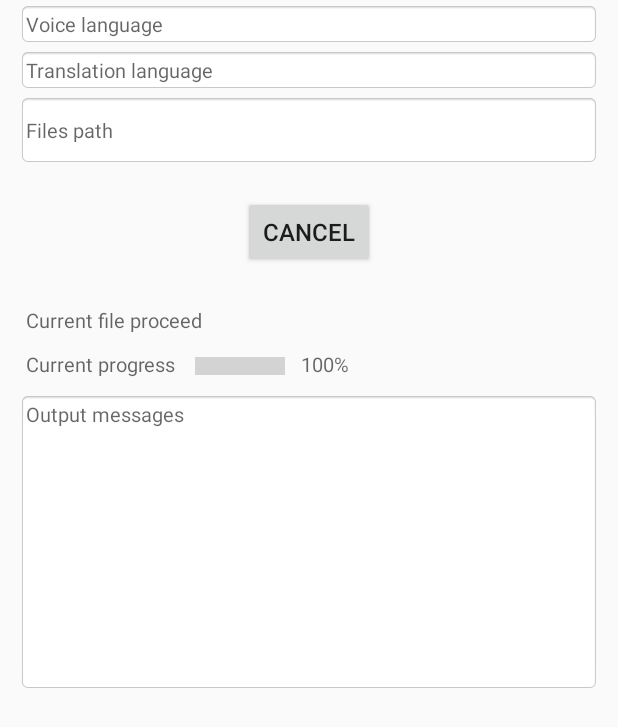
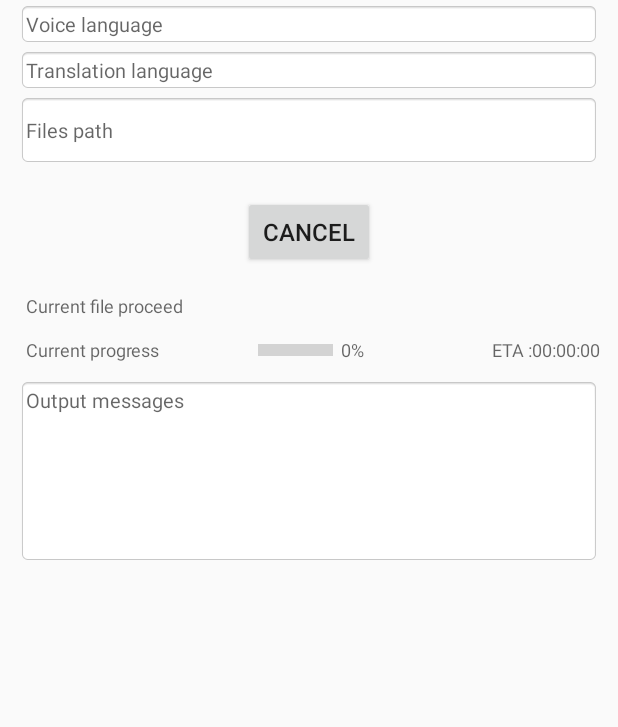
Before and after one commit to botbahlul/android-autosrt-v2, an Android app: the layout activity_transcribe.xml on its own in the app's theme, with its tools: preview values and no code run, on a phone screen of 412 x 824 dp. Shown: the top 727 px of the screen. Run offline under Robolectric (Android 15) with nearby library versions, the phone set to English and light mode, and no system bars.

Commit message:
Add files via upload

```diff
--- a/app/build.gradle
+++ b/app/build.gradle
@@ -26,7 +26,7 @@ android {
         minSdkVersion 23
         targetSdkVersion 30
         versionCode 2
-        versionName "2.8.1"
+        versionName "2.8.2"
 
         ndk {
             abiFilters "armeabi-v7a", "arm64-v8a", "x86", "x86_64"
--- a/app/src/main/res/layout/activity_transcribe.xml
+++ b/app/src/main/res/layout/activity_transcribe.xml
@@ -85,96 +85,131 @@
             android:layout_centerHorizontal="true"
             />
         <TextView
-            android:id="@+id/textview_current_file"
+            android:id="@+id/textview_currentFilePathProceed"
             android:hint="@string/current_file_proceed"
             android:padding="5dp"
             android:gravity="start|center"
             android:textAlignment="gravity"
-            android:textSize="13sp"
+            android:textSize="12sp"
+            android:scrollbars="vertical"
+            android:isScrollContainer="true"
             android:typeface="sans"
-            android:layout_below="@+id/button_cancel"
             android:layout_width="match_parent"
             android:layout_height="wrap_content"
+            android:layout_below="@+id/button_cancel"
+            android:layout_centerHorizontal="true"
             android:layout_marginStart="5dp"
-            android:layout_marginTop="10dp"
+            android:layout_marginTop="1dp"
             android:layout_marginEnd="5dp"
-            android:layout_marginBottom="0dp"
-            android:layout_centerHorizontal="true"
+            android:layout_marginBottom="2dp"
+            tools:ignore="RtlHardcoded,SmallSp"
             />
         <TextView
             android:id="@+id/textview_progress"
-            android:hint="Current progress"
+            android:hint="@string/current_progress"
             android:padding="5dp"
             android:gravity="start"
             android:textAlignment="gravity"
-            android:textSize="13sp"
+            android:textSize="12sp"
             android:textIsSelectable="true"
             android:focusable="true"
             android:longClickable="true"
             android:typeface="sans"
-            android:layout_below="@+id/textview_current_file"
+            android:layout_below="@+id/textview_currentFilePathProceed"
+            android:minWidth="160dp"
             android:layout_width="wrap_content"
-            android:layout_height="32dp"
+            android:layout_height="wrap_content"
             android:layout_marginStart="5dp"
             android:layout_marginTop="0dp"
-            android:layout_marginEnd="5dp"
-            android:layout_marginBottom="5dp"
+            android:layout_marginEnd="0dp"
+            android:layout_marginBottom="0dp"
             android:visibility="visible"
             tools:ignore="RtlHardcoded,SmallSp"
             />
         <ProgressBar
             android:id="@+id/progressBar"
             style="?android:attr/progressBarStyleHorizontal"
-            android:layout_width="60dp"
-            android:layout_height="24dp"
-            android:layout_below="@+id/textview_current_file"
-            android:layout_marginStart="2dp"
-            android:layout_marginTop="4dp"
+            android:gravity="start|center"
+            android:max="100"
+            android:scaleY="2"
+            android:layout_width="50dp"
+            android:layout_height="28dp"
+            android:layout_below="@+id/textview_currentFilePathProceed"
+            android:layout_marginStart="0dp"
+            android:layout_marginTop="0dp"
+            android:layout_marginEnd="0dp"
+            android:layout_marginBottom="0dp"
             android:layout_toEndOf="@+id/textview_progress"
-            android:max="100"
-            android:scaleY="3"
-            android:visibility="visible" />
+            android:visibility="visible"
+            />
         <TextView
             android:id="@+id/textview_percentage"
-            android:hint="100%"
+            android:hint="@string/percentage"
+            android:focusable="true"
+            android:gravity="start"
+            android:longClickable="true"
             android:padding="5dp"
-            android:gravity="start"
             android:textAlignment="gravity"
-            android:textSize="13sp"
             android:textIsSelectable="true"
-            android:focusable="true"
-            android:longClickable="true"
+            android:textSize="12sp"
             android:typeface="sans"
-            android:layout_below="@+id/textview_current_file"
+            android:visibility="visible"
             android:layout_toEndOf="@+id/progressBar"
             android:layout_width="wrap_content"
-            android:layout_height="32dp"
-            android:layout_marginStart="5dp"
+            android:layout_height="wrap_content"
+            android:layout_below="@+id/textview_currentFilePathProceed"
+            android:layout_marginStart="0dp"
             android:layout_marginTop="0dp"
-            android:layout_marginEnd="5dp"
-            android:layout_marginBottom="5dp"
+            android:layout_marginEnd="0dp"
+            android:layout_marginBottom="0dp"
+            tools:ignore="RtlHardcoded,SmallSp"
+            />
+        <TextView
+            android:id="@+id/textview_time"
+            android:hint="@string/ETA"
+            android:focusable="true"
+            android:gravity="right"
+            android:longClickable="true"
+            android:padding="5dp"
+            android:textAlignment="gravity"
+            android:textIsSelectable="true"
+            android:textSize="12sp"
+            android:typeface="sans"
             android:visibility="visible"
+            android:layout_alignParentRight="true"
+            android:layout_width="wrap_content"
+            android:layout_height="wrap_content"
+            android:layout_toEndOf="@+id/textview_percentage"
+            android:layout_below="@+id/textview_currentFilePathProceed"
+            android:layout_marginStart="0dp"
+            android:layout_marginTop="0dp"
+            android:layout_marginEnd="0dp"
+            android:layout_marginBottom="0dp"
             tools:ignore="RtlHardcoded,SmallSp"
             />
         <TextView
             android:id="@+id/textview_output_messages_2"
             android:hint="@string/output_messages"
             android:padding="5dp"
-            android:gravity="start"
+            android:gravity="left"
             android:textAlignment="gravity"
             android:textSize="13sp"
+            android:background="@android:drawable/editbox_background"
+            android:textIsSelectable="true"
+            android:focusable="true"
+            android:isScrollContainer="true"
             android:scrollbars="vertical"
-            android:isScrollContainer="true"
-            android:background="@android:drawable/editbox_background"
+            android:longClickable="true"
             android:typeface="sans"
-            android:layout_below="@+id/progressBar"
+            android:layout_below="@+id/textview_progress"
             android:layout_width="match_parent"
-            android:layout_height="200dp"
+            android:layout_height="124dp"
             android:layout_centerHorizontal="true"
             android:layout_marginStart="5dp"
             android:layout_marginTop="5dp"
             android:layout_marginEnd="5dp"
             android:layout_marginBottom="5dp"
-            tools:ignore="RtlHardcoded,SmallSp" />
+            tools:ignore="RtlHardcoded,SmallSp"
+            />
     </RelativeLayout>
 </ScrollView>
--- a/app/src/main/res/values/strings.xml
+++ b/app/src/main/res/values/strings.xml
@@ -19,4 +19,7 @@
     <string name="needed_for_overwriting_existing_subtitle_files_otherwise_all_subtitle_files_will_always_be_saved_as_new_files_except_if_you_grant_persisted_tree_uri_permission">(needed for overwriting existing subtitle files, otherwise all subtitle files will always be saved as new files, except persisted tree uri permission is granted)</string>
     <string name="grant_persisted_tree_uri_permission">GRANT PERSISTED TREE URI PERMISSION</string>
     <string name="needed_for_saving_subtitle_files_into_same_folder_as_your_videos_audios_files">(needed for saving subtitle files into same folder as your videos/audios files)</string>
+    <string name="ETA">ETA :00:00:00</string>
+    <string name="percentage">0%</string>
+    <string name="current_progress">Current progress</string>
 </resources>
--- a/build.gradle
+++ b/build.gradle
@@ -7,7 +7,7 @@ buildscript {
     }
     dependencies {
         classpath 'com.android.tools.build:gradle:4.1.0'
-        classpath 'com.chaquo.python:gradle:13.0.0'
+        classpath 'com.chaquo.python:gradle:14.0.2'
         classpath 'com.jfrog.bintray.gradle:gradle-bintray-plugin:1.8.4'
         classpath 'com.github.dcendents:android-maven-gradle-plugin:2.1'
 
```
Also changed, not shown: app/src/main/java/com/android/autosrt/TranscribeActivity.java (+61 -10 lines), 1 other file.
